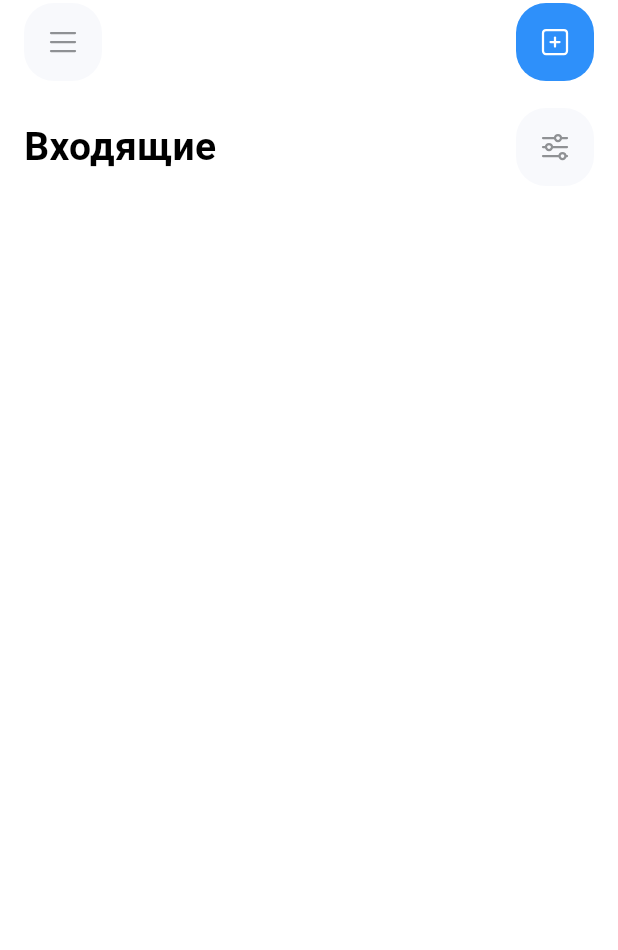
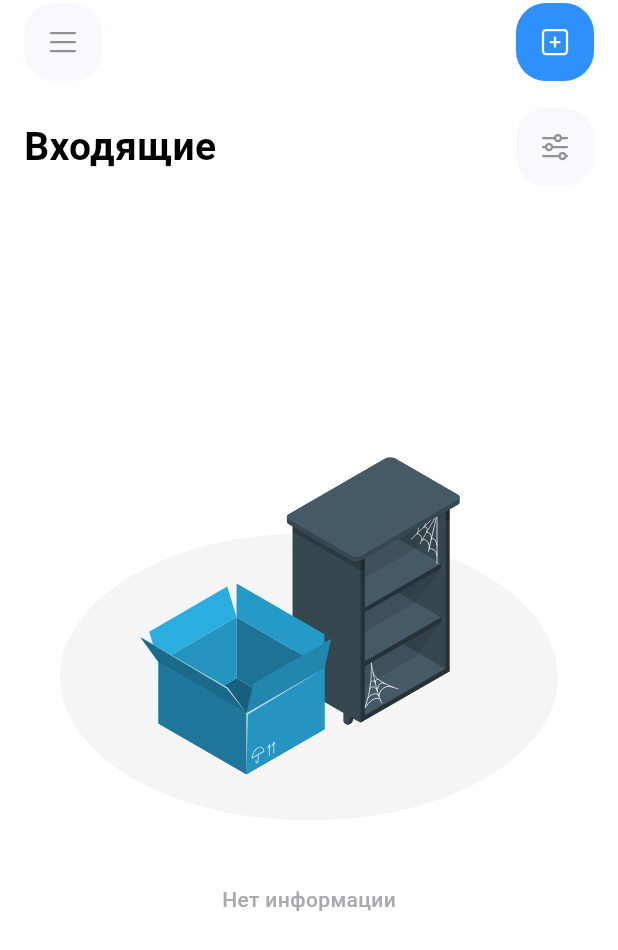
Before and after one commit to anysoftuz/WMS-NGMKFond-Mobile, a Flutter app: the IncomingView screen opened by its route, on a phone screen of 412 x 824 dp. Shown: the top 950 px of the screen. Run offline on Flutter 3.47's test engine with Material 3 defaults, Android fonts, the phone set to English and light mode, and no system bars; drawn by our look-alikes of keyboard_dismisser; our stand-ins replace cached_network_image, device_info_plus, dio, equatable, fl_chart, flutter_animate and 10 more; missing offline and left inert: flex_dropdown, flutter_cached_pdfview; accounts and stored records are empty.

Commit message:
Empty add

```diff
--- a/lib/assets/icons.dart
+++ b/lib/assets/icons.dart
@@ -26,6 +26,7 @@ class AppIcons {
   static const buildingWarehouse = "assets/icons/building-warehouse.svg";
   static const brandCodepen = "assets/icons/brand-codepen.svg";
   static const logout = "assets/icons/logout.svg";
+  static const empty = "assets/icons/empty.svg";
 }
 
 extension SvgExt on String {
--- a/lib/presentation/views/memos/incoming_view.dart
+++ b/lib/presentation/views/memos/incoming_view.dart
@@ -5,6 +5,7 @@ import 'package:go_router/go_router.dart';
 import 'package:sklad/app/home/home_bloc.dart';
 import 'package:sklad/data/models/filter_model.dart';
 import 'package:sklad/presentation/routers/route_name.dart';
+import 'package:sklad/presentation/widgets/empty_iteam.dart';
 import 'package:sklad/presentation/widgets/information_iteam.dart';
 import 'package:sklad/presentation/widgets/title_filter.dart';
 import 'package:sklad/presentation/widgets/w_shimmer.dart';
@@ -58,6 +59,9 @@ class _IncomingViewState extends State<IncomingView> {
                           const SizedBox(height: 12),
                       itemCount: 12,
                     );
+                  }
+                  if (state.draftsMemoModel.documents.isEmpty) {
+                    return const EmptyIteam();
                   }
                   return RefreshIndicator.adaptive(
                     onRefresh: () async {
--- a/lib/presentation/views/memos/memos_drafts_view.dart
+++ b/lib/presentation/views/memos/memos_drafts_view.dart
@@ -6,6 +6,7 @@ import 'package:sklad/app/home/home_bloc.dart';
 import 'package:sklad/data/models/filter_model.dart';
 import 'package:sklad/presentation/routers/route_name.dart';
 import 'package:sklad/presentation/views/memos/drafts_edit_view.dart';
+import 'package:sklad/presentation/widgets/empty_iteam.dart';
 import 'package:sklad/presentation/widgets/information_iteam.dart';
 import 'package:sklad/presentation/widgets/title_filter.dart';
 import 'package:sklad/presentation/widgets/w_shimmer.dart';
@@ -59,6 +60,9 @@ class _MemosDraftsViewState extends State<MemosDraftsView> {
                           const SizedBox(height: 12),
                       itemCount: 12,
                     );
+                  }
+                  if (state.draftsMemoModel.documents.isEmpty) {
+                    return const EmptyIteam();
                   }
                   return RefreshIndicator.adaptive(
                     onRefresh: () async {
--- a/lib/presentation/views/memos/outgoing_view.dart
+++ b/lib/presentation/views/memos/outgoing_view.dart
@@ -5,6 +5,7 @@ import 'package:go_router/go_router.dart';
 import 'package:sklad/app/home/home_bloc.dart';
 import 'package:sklad/data/models/filter_model.dart';
 import 'package:sklad/presentation/routers/route_name.dart';
+import 'package:sklad/presentation/widgets/empty_iteam.dart';
 import 'package:sklad/presentation/widgets/information_iteam.dart';
 import 'package:sklad/presentation/widgets/title_filter.dart';
 import 'package:sklad/presentation/widgets/w_shimmer.dart';
@@ -58,6 +59,9 @@ class _OutgoingViewState extends State<OutgoingView> {
                           const SizedBox(height: 12),
                       itemCount: 12,
                     );
+                  }
+                  if (state.draftsMemoModel.documents.isEmpty) {
+                    return const EmptyIteam();
                   }
                   return RefreshIndicator.adaptive(
                     onRefresh: () async {
--- a/lib/presentation/views/overhead/overhead_incoming_view.dart
+++ b/lib/presentation/views/overhead/overhead_incoming_view.dart
@@ -5,6 +5,7 @@ import 'package:go_router/go_router.dart';
 import 'package:sklad/app/home/home_bloc.dart';
 import 'package:sklad/data/models/filter_model.dart';
 import 'package:sklad/presentation/routers/route_name.dart';
+import 'package:sklad/presentation/widgets/empty_iteam.dart';
 import 'package:sklad/presentation/widgets/information_iteam.dart';
 import 'package:sklad/presentation/widgets/title_filter.dart';
 import 'package:sklad/presentation/widgets/w_shimmer.dart';
@@ -61,6 +62,9 @@ class _OverheadIncomingViewState extends State<OverheadIncomingView> {
                           const SizedBox(height: 12),
                       itemCount: 12,
                     );
+                  }
+                  if (state.draftsMemoModel.documents.isEmpty) {
+                    return const EmptyIteam();
                   }
                   return RefreshIndicator.adaptive(
                     onRefresh: () async {
--- a/lib/presentation/views/overhead/overhead_outgoing_view.dart
+++ b/lib/presentation/views/overhead/overhead_outgoing_view.dart
@@ -5,6 +5,7 @@ import 'package:go_router/go_router.dart';
 import 'package:sklad/app/home/home_bloc.dart';
 import 'package:sklad/data/models/filter_model.dart';
 import 'package:sklad/presentation/routers/route_name.dart';
+import 'package:sklad/presentation/widgets/empty_iteam.dart';
 import 'package:sklad/presentation/widgets/information_iteam.dart';
 import 'package:sklad/presentation/widgets/title_filter.dart';
 import 'package:sklad/presentation/widgets/w_shimmer.dart';
@@ -62,6 +63,9 @@ class _OverheadOutgoingViewState extends State<OverheadOutgoingView> {
                       itemCount: 12,
                     );
                   }
+                  if (state.draftsMemoModel.documents.isEmpty) {
+                    return const EmptyIteam();
+                  }
                   return RefreshIndicator.adaptive(
                     onRefresh: () async {
                       context.read<HomeBloc>().add(GetSentEvent(
--- a/lib/presentation/views/requests/requests_drafts_view.dart
+++ b/lib/presentation/views/requests/requests_drafts_view.dart
@@ -6,6 +6,7 @@ import 'package:sklad/app/home/home_bloc.dart';
 import 'package:sklad/assets/colors/colors.dart';
 import 'package:sklad/data/models/filter_model.dart';
 import 'package:sklad/presentation/routers/route_name.dart';
+import 'package:sklad/presentation/widgets/empty_iteam.dart';
 import 'package:sklad/presentation/widgets/information_iteam.dart';
 import 'package:sklad/presentation/widgets/title_filter.dart';
 import 'package:sklad/presentation/widgets/w_button.dart';
@@ -59,6 +60,9 @@ class _RequestsDraftsViewState extends State<RequestsDraftsView> {
                           const SizedBox(height: 12),
                       itemCount: 12,
                     );
+                  }
+                  if (state.draftsMemoModel.documents.isEmpty) {
+                    return const EmptyIteam();
                   }
                   return RefreshIndicator.adaptive(
                     onRefresh: () async {
--- /dev/null
+++ b/lib/presentation/widgets/empty_iteam.dart
@@ -0,0 +1,32 @@
+
+import 'package:flutter/material.dart';
+import 'package:sklad/assets/colors/colors.dart';
+import 'package:sklad/assets/icons.dart';
+
+class EmptyIteam extends StatelessWidget {
+  const EmptyIteam({super.key});
+
+  @override
+  Widget build(BuildContext context) {
+    return Container(
+      width: double.infinity,
+      padding: const EdgeInsets.all(24),
+      child: Column(
+        spacing: 24,
+        mainAxisAlignment: MainAxisAlignment.center,
+        children: [
+          AppIcons.empty.svg(),
+          const Text(
+            'Нет информации',
+            style: TextStyle(
+              fontSize: 14,
+              fontWeight: FontWeight.w500,
+              color: secondary500,
+            ),
+          ),
+          const SizedBox(height: 24),
+        ],
+      ),
+    );
+  }
+}
```
Also changed, not shown: lib/presentation/views/home/create_parish_view.dart (+82 -2 lines), lib/presentation/views/requests/received_view.dart (+10 -0 lines), lib/presentation/views/requests/sent_view.dart (+10 -0 lines), lib/presentation/views/warehouse_bases/meat_warehouse_view.dart (+7 -0 lines), assets/icons/empty.svg (added).
